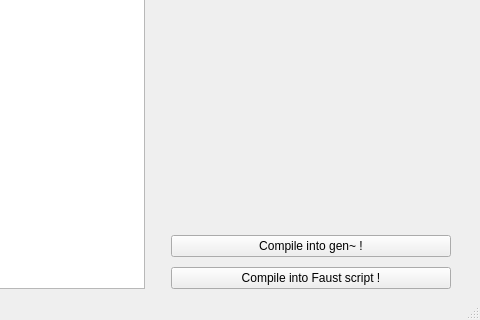
First picture: the form in ui/mainWindow.ui, repository mi-creative/MIMS, before the edit; both pictures show x 323 to 803 and y 200 to 520 of the 803 by 520 pixel window.
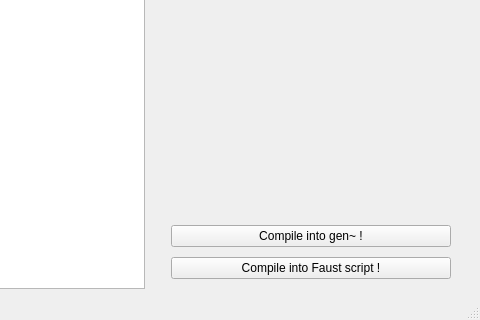
Second picture: the form after the edit.

The edit to the form file:
```diff
--- a/ui/mainWindow.ui
+++ b/ui/mainWindow.ui
@@ -28,6 +28,9 @@
         <property name="rightMargin">
          <number>20</number>
         </property>
+        <property name="bottomMargin">
+         <number>10</number>
+        </property>
         <item>
          <widget class="QLabel" name="label">
           <property name="minimumSize">
```
